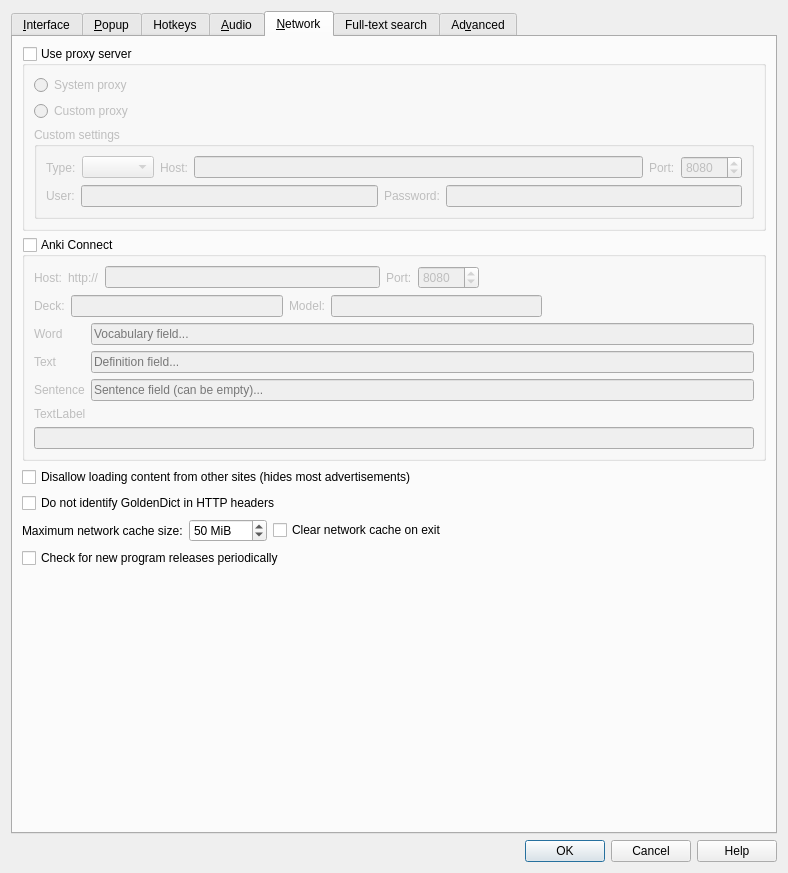
bre01/goldendict-ng, file src/ui/preferences.ui: the form before one commit.
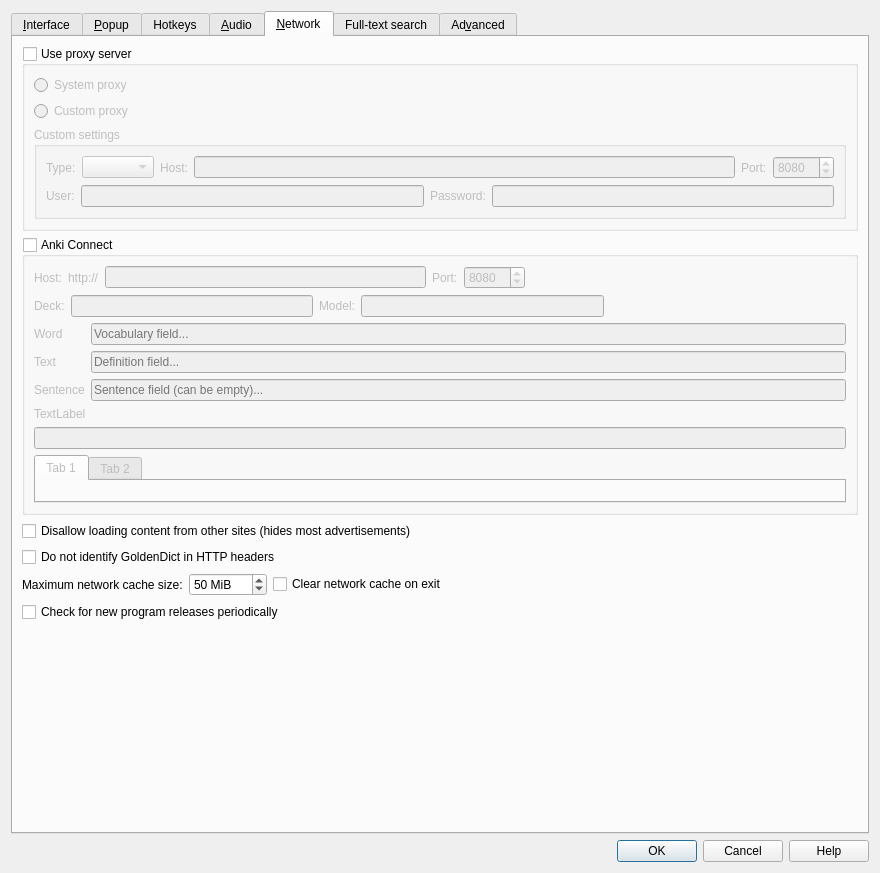
The form after the commit. Icons and pictures are not drawn.

Diff of the .ui file:
```diff
--- a/src/ui/preferences.ui
+++ b/src/ui/preferences.ui
@@ -6,7 +6,7 @@
    <rect>
     <x>0</x>
     <y>0</y>
-    <width>788</width>
+    <width>880</width>
     <height>873</height>
    </rect>
   </property>
@@ -1334,6 +1334,27 @@
           <item>
            <layout class="QVBoxLayout" name="ankiVLayout"/>
           </item>
+
+	  <item>
+  <widget class="QTabWidget" name="tabWidget_2">
+    <property name="currentIndex">
+      <number>0</number>
+    </property>
+    <widget class="QWidget" name="tab">
+      <attribute name="title">
+        <string>Tab 1</string>
+      </attribute>
+      <layout class="QVBoxLayout" name="verticalLayout_tab1"/>
+    </widget>
+    <widget class="QWidget" name="tab_2">
+      <attribute name="title">
+        <string>Tab 2</string>
+      </attribute>
+      <layout class="QVBoxLayout" name="verticalLayout_tab2"/>
+    </widget>
+  </widget>
+</item>
+
          </layout>
         </widget>
        </item>
```
